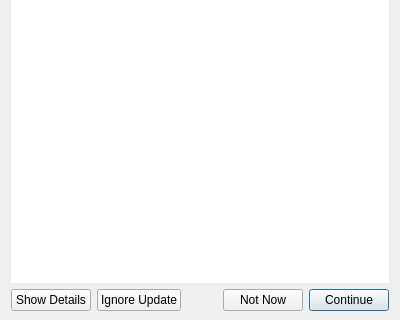
Above: forms/usernotofication.ui from pixellots/unclient before the change; both pictures show x 0 to 400 and y 158 to 478 of the 400 by 478 pixel window. Below: the same form after it.
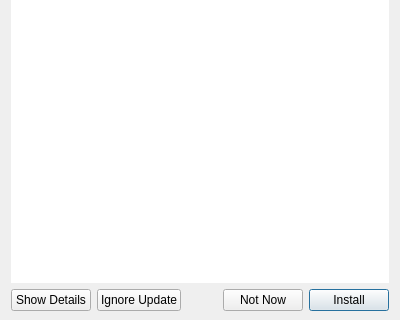
That is the form after the change. Custom widgets are drawn as their Qt base class.

Commit message: renamed Continue button to Install

What changed in the file:
```diff
--- a/forms/usernotofication.ui
+++ b/forms/usernotofication.ui
@@ -217,7 +217,7 @@
      <item>
       <widget class="QPushButton" name="pshYes">
        <property name="text">
-        <string>Continue</string>
+        <string>Install</string>
        </property>
        <property name="default">
         <bool>true</bool>
```
The commit also changes 10 other files.
